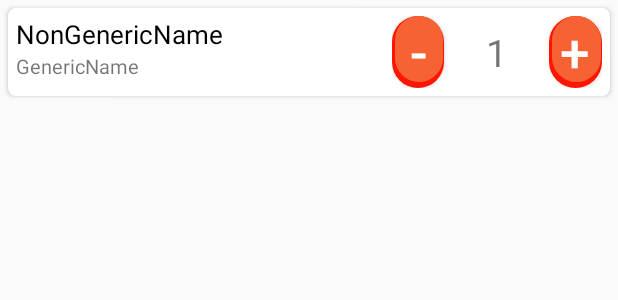
After one commit to Ayush-709/MedsGen, an Android app: the layout cart_item_layout.xml on its own in the app's theme, with its tools: preview values and no code run, on a phone screen of 412 x 824 dp. The commit adds this screen. Shown: the top 300 px of the screen. Run offline under Robolectric (Android 15) with nearby library versions, the phone set to English and light mode, and no system bars; Roboto replaces fonts that are not available here.

Commit message:
working cart

```diff
--- a/app/src/main/AndroidManifest.xml
+++ b/app/src/main/AndroidManifest.xml
@@ -11,8 +11,7 @@
         android:supportsRtl="true"
         android:theme="@style/AppTheme">
         <activity
-            android:name=".CartActivity"
-            android:parentActivityName=".MainActivity"
+            android:name=".CartData.CartActivity"
             android:exported="false" />
         <activity
             android:name=".MainActivity"
--- a/app/src/main/java/com/practice/MedGen/MainActivity.java
+++ b/app/src/main/java/com/practice/MedGen/MainActivity.java
@@ -13,13 +13,13 @@ import android.os.Bundle;
 import android.text.Editable;
 import android.text.TextWatcher;
 import android.util.Log;
-import android.view.View;
 import android.widget.EditText;
 import android.widget.ImageView;
 import android.widget.Toast;
 
 import com.google.firebase.firestore.DocumentChange;
 import com.google.firebase.firestore.FirebaseFirestore;
+import com.practice.MedGen.CartData.CartActivity;
 import com.practice.MedGen.utility.NetworkChangeListener;
 
 import java.util.ArrayList;
@@ -84,9 +84,7 @@ public class MainActivity extends AppCompatActivity {
 
         //Cart open
         cart = findViewById(R.id.cart);
-        cart.setOnClickListener(view -> {
-            startActivity(new Intent(MainActivity.this, CartActivity.class));
-        });
+        cart.setOnClickListener(view -> startActivity(new Intent(MainActivity.this, CartActivity.class)));
 
 
     }
--- /dev/null
+++ b/app/src/main/res/layout/cart_item_layout.xml
@@ -0,0 +1,76 @@
+<?xml version="1.0" encoding="utf-8"?>
+<androidx.cardview.widget.CardView xmlns:android="http://schemas.android.com/apk/res/android"
+    xmlns:app="http://schemas.android.com/apk/res-auto"
+    xmlns:tools="http://schemas.android.com/tools"
+    android:layout_width="match_parent"
+    android:layout_margin="5dp"
+    android:layout_height="wrap_content"
+    tools:ignore="HardcodedText"
+    app:cardCornerRadius="5dp">
+
+    <androidx.constraintlayout.widget.ConstraintLayout
+        android:layout_width="match_parent"
+        android:padding="5dp"
+        android:layout_height="match_parent">
+
+        <TextView
+            android:id="@+id/cartNonGenericMed"
+            android:layout_width="0dp"
+            android:layout_height="match_parent"
+            android:maxLines="1"
+            android:text="@string/nongenericname"
+            android:textColor="@color/black"
+            android:textSize="17sp"
+            app:layout_constraintEnd_toStartOf="@id/containerForBtns"
+            app:layout_constraintStart_toStartOf="parent"
+            app:layout_constraintTop_toTopOf="parent" />
+
+        <TextView
+            android:id="@+id/cartGenericMed"
+            android:layout_width="0dp"
+            android:layout_height="match_parent"
+            android:maxLines="1"
+            android:text="@string/genericname"
+            android:textSize="13sp"
+            app:layout_constraintEnd_toStartOf="@id/containerForBtns"
+            app:layout_constraintStart_toStartOf="parent"
+            app:layout_constraintTop_toBottomOf="@id/cartNonGenericMed" />
+        <LinearLayout
+            android:id="@+id/containerForBtns"
+            android:layout_width="140dp"
+            android:layout_height="match_parent"
+            app:layout_constraintBottom_toBottomOf="parent"
+            app:layout_constraintEnd_toEndOf="parent"
+            app:layout_constraintTop_toTopOf="parent"
+            app:layout_constraintVertical_bias="0.5">
+
+            <Button
+                android:id="@+id/cartDecreaseMeds"
+                android:layout_width="0dp"
+                android:layout_height="wrap_content"
+                android:layout_weight="1"
+                android:background="@drawable/btn_back"
+                android:text="-"
+                android:textColor="@color/white"
+                android:textSize="35sp" />
+
+            <TextView
+                android:id="@+id/cartMedsCount"
+                android:layout_width="0dp"
+                android:layout_height="match_parent"
+                android:layout_weight="2"
+                android:gravity="center"
+                android:text="1"
+                android:textSize="25sp"/>
+            <Button
+                android:id="@+id/cartIncreaseMeds"
+                android:layout_width="0dp"
+                android:layout_height="wrap_content"
+                android:layout_weight="1"
+                android:background="@drawable/btn_back"
+                android:text="+"
+                android:textColor="@color/white"
+                android:textSize="35sp" />
+        </LinearLayout>
+    </androidx.constraintlayout.widget.ConstraintLayout>
+</androidx.cardview.widget.CardView>
```
Also changed, not shown: app/build.gradle (+10 -15 lines), app/src/main/java/com/practice/MedGen/CartActivity.java (deleted, +0 -15 lines), app/src/main/java/com/practice/MedGen/CartData/CartActivity.java (added, +55 -0 lines), app/src/main/java/com/practice/MedGen/CartData/CartAdapter.java (added, +83 -0 lines), app/src/main/java/com/practice/MedGen/CartData/CartDatabaseHelper.java (+11 -5 lines), app/src/main/res/layout/activity_cart.xml (+26 -1 lines).
